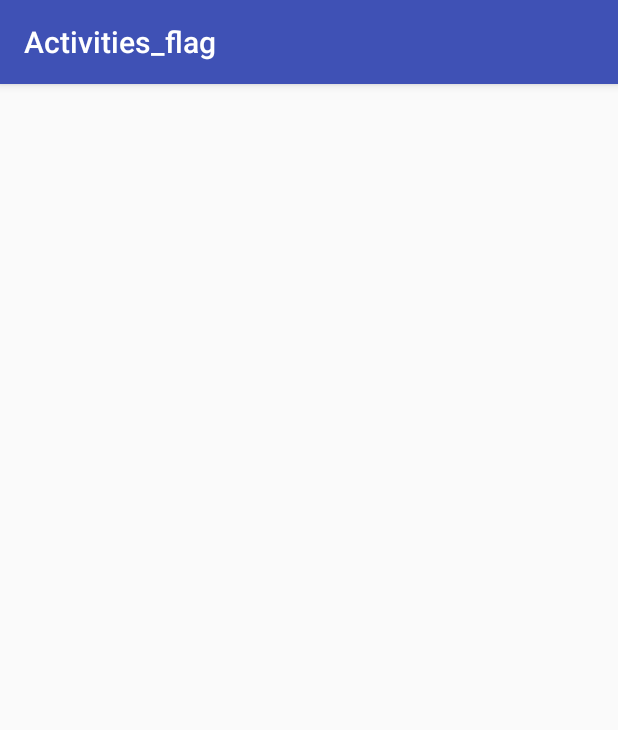
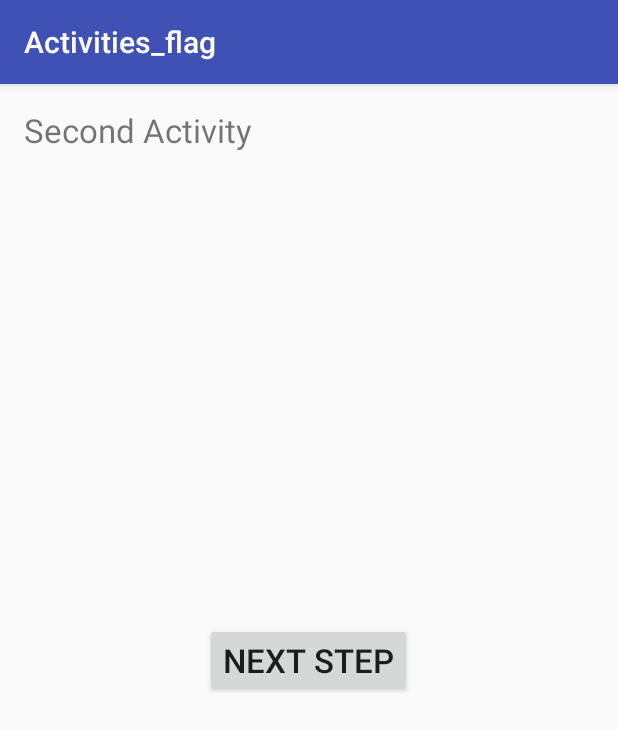
Before and after one commit to KarsekaVladimir/ANDROID_SocialSample, an Android app: the screen it shows after launch (Activity1), on a phone screen of 412 x 824 dp. Shown: the top 730 px of the screen. Run offline under Robolectric (Android 15) with nearby library versions, the phone set to English and light mode, and no system bars.

Commit message:
some_change

```diff
--- a/Activities_flag/app/src/main/AndroidManifest.xml
+++ b/Activities_flag/app/src/main/AndroidManifest.xml
@@ -8,14 +8,14 @@
         android:label="@string/app_name"
         android:supportsRtl="true"
         android:theme="@style/AppTheme">
-        <activity android:name=".Activity1">
+        <activity android:name=".Activity0">
             <intent-filter>
                 <action android:name="android.intent.action.MAIN" />
 
                 <category android:name="android.intent.category.LAUNCHER" />
             </intent-filter>
         </activity>
-        <activity android:name=".Activity0" />
+        <activity android:name=".Activity1" />
         <activity android:name=".Activity2" />
         <activity android:name=".Activity3" />
         <activity android:name=".Activity4"></activity>
--- a/Activities_flag/app/src/main/java/com/flag/activities/activities_flag/Activity0.java
+++ b/Activities_flag/app/src/main/java/com/flag/activities/activities_flag/Activity0.java
@@ -2,12 +2,30 @@ package com.flag.activities.activities_flag;
 
 import android.support.v7.app.AppCompatActivity;
 import android.os.Bundle;
+import android.app.Activity;
+import android.content.Intent;
+import android.content.SharedPreferences;
+
 
 public class Activity0 extends AppCompatActivity {
 
+    SharedPreferences sPref = null;
     @Override
     protected void onCreate(Bundle savedInstanceState) {
         super.onCreate(savedInstanceState);
-        setContentView(R.layout.activity_0);
+
+        sPref = getSharedPreferences("lispr.activitye", MODE_PRIVATE);
+
+        if(sPref.getBoolean("started", true)){
+            Intent intent = new Intent(this, Activity1.class);
+            startActivity(intent);
+            finish();
+        }
+        else
+        {
+            Intent intent = new Intent(this, Activity4.class);
+            startActivity(intent);
+            finish();
+        }
     }
 }
--- a/Activities_flag/app/src/main/java/com/flag/activities/activities_flag/Activity1.java
+++ b/Activities_flag/app/src/main/java/com/flag/activities/activities_flag/Activity1.java
@@ -1,7 +1,9 @@
 package com.flag.activities.activities_flag;
 
+import android.content.Intent;
 import android.support.v7.app.AppCompatActivity;
 import android.os.Bundle;
+import android.view.View;
 
 public class Activity1 extends AppCompatActivity {
 
@@ -10,4 +12,7 @@ public class Activity1 extends AppCompatActivity {
         super.onCreate(savedInstanceState);
         setContentView(R.layout.activity_1);
     }
+    public void to2Activity(View view){
+        Intent intent = new Intent(this, Activity2.class);
+        startActivity(intent);}
 }
--- a/Activities_flag/app/src/main/java/com/flag/activities/activities_flag/Activity4.java
+++ b/Activities_flag/app/src/main/java/com/flag/activities/activities_flag/Activity4.java
@@ -1,7 +1,9 @@
 package com.flag.activities.activities_flag;
 
+import android.content.Intent;
 import android.support.v7.app.AppCompatActivity;
 import android.os.Bundle;
+import android.view.View;
 
 public class Activity4 extends AppCompatActivity {
 
@@ -10,4 +12,8 @@ public class Activity4 extends AppCompatActivity {
         super.onCreate(savedInstanceState);
         setContentView(R.layout.activity_4);
     }
+    public void to4Activity(View view){
+        Intent intent = new Intent(this, Activity0.class);
+        startActivity(intent);
+    }
 }
--- a/Activities_flag/app/src/main/res/layout/activity_1.xml
+++ b/Activities_flag/app/src/main/res/layout/activity_1.xml
@@ -10,4 +10,18 @@
     android:paddingTop="@dimen/activity_vertical_margin"
     tools:context="com.flag.activities.activities_flag.Activity1">
 
+    <TextView
+        android:layout_width="wrap_content"
+        android:layout_height="wrap_content"
+        android:text="@string/View_text1"
+        android:textSize="@dimen/Text_button_size"/>
+    <Button
+        android:id="@+id/But_act_1"
+        android:layout_width="wrap_content"
+        android:layout_height="wrap_content"
+        android:text="@string/button_text"
+        android:textSize="@dimen/Text_button_size"
+        android:layout_centerInParent="true"
+        android:onClick="to2Activity"/>
+
 </RelativeLayout>
--- a/Activities_flag/app/src/main/res/values/dimens.xml
+++ b/Activities_flag/app/src/main/res/values/dimens.xml
@@ -2,4 +2,5 @@
     <!-- Default screen margins, per the Android Design guidelines. -->
     <dimen name="activity_horizontal_margin">16dp</dimen>
     <dimen name="activity_vertical_margin">16dp</dimen>
+    <dimen name="Text_button_size">10pt</dimen>
 </resources>
--- a/Activities_flag/app/src/main/res/values/strings.xml
+++ b/Activities_flag/app/src/main/res/values/strings.xml
@@ -1,3 +1,8 @@
 <resources>
     <string name="app_name">Activities_flag</string>
+    <string name="button_text">Next Step</string>
+    <string name="View_text1">Second Activity</string>
+    <string name="View_text2">Third Activity</string>
+    <string name="View_text3">fourth Activity</string>
+    <string name="View_text4">fifth Activity</string>
 </resources>
```
Also changed, not shown: Activities_flag/app/src/main/java/com/flag/activities/activities_flag/Activity2.java (+7 -0 lines), Activities_flag/app/src/main/java/com/flag/activities/activities_flag/Activity3.java (+7 -0 lines), Activities_flag/app/src/main/res/layout/activity_0.xml (deleted, +0 -17 lines), Activities_flag/app/src/main/res/layout/activity_2.xml (+14 -0 lines), Activities_flag/app/src/main/res/layout/activity_3.xml (+14 -0 lines), Activities_flag/app/src/main/res/layout/activity_4.xml (+13 -0 lines).
